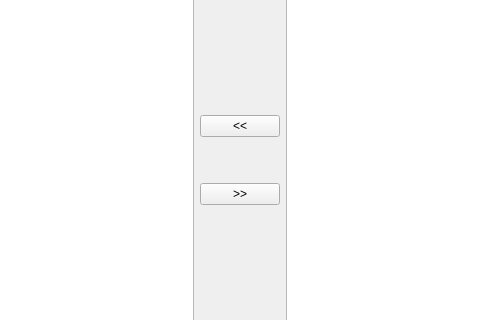
This is Ui/AoRGhostManager.ui in burninrubber0/AoRGhostManager as Qt 5 draws it before an edit; both pictures show x 400 to 880 and y 206 to 526 of the 1280 by 712 pixel window. The edited form follows.
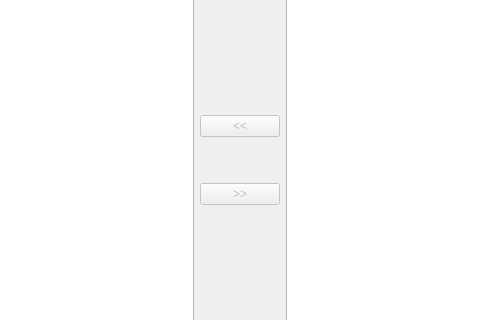
This is the edited form. Icons and pictures are not drawn.

Commit message:
Search fixes, browse buttons, and transfer fixes
Additional warning boxes, code fixes and readability improvements, etc have been added.

```diff
--- a/Ui/AoRGhostManager.ui
+++ b/Ui/AoRGhostManager.ui
@@ -182,6 +182,9 @@
           </item>
           <item>
            <widget class="QPushButton" name="btnTransferLeft">
+            <property name="enabled">
+             <bool>false</bool>
+            </property>
             <property name="text">
              <string>&lt;&lt;</string>
             </property>
@@ -205,6 +208,9 @@
           </item>
           <item>
            <widget class="QPushButton" name="btnTransferRight">
+            <property name="enabled">
+             <bool>false</bool>
+            </property>
             <property name="text">
              <string>&gt;&gt;</string>
             </property>
```
Left out of the diff: 6 changed lines with no effect on the pictures. The commit also changes 2 other files.
